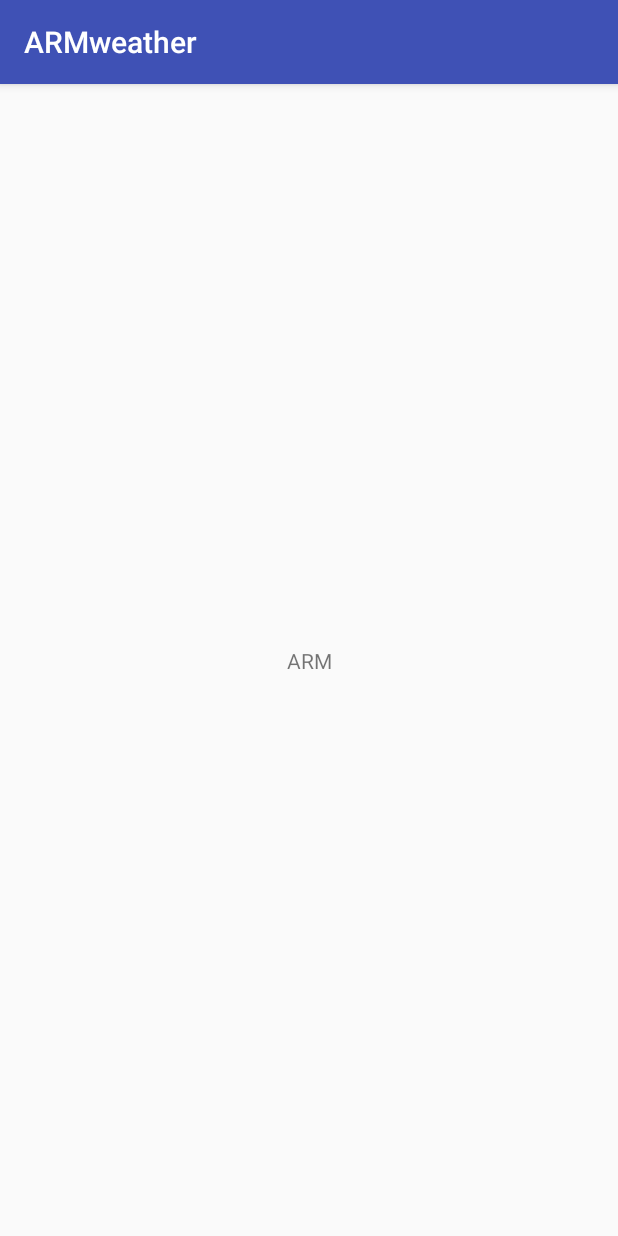
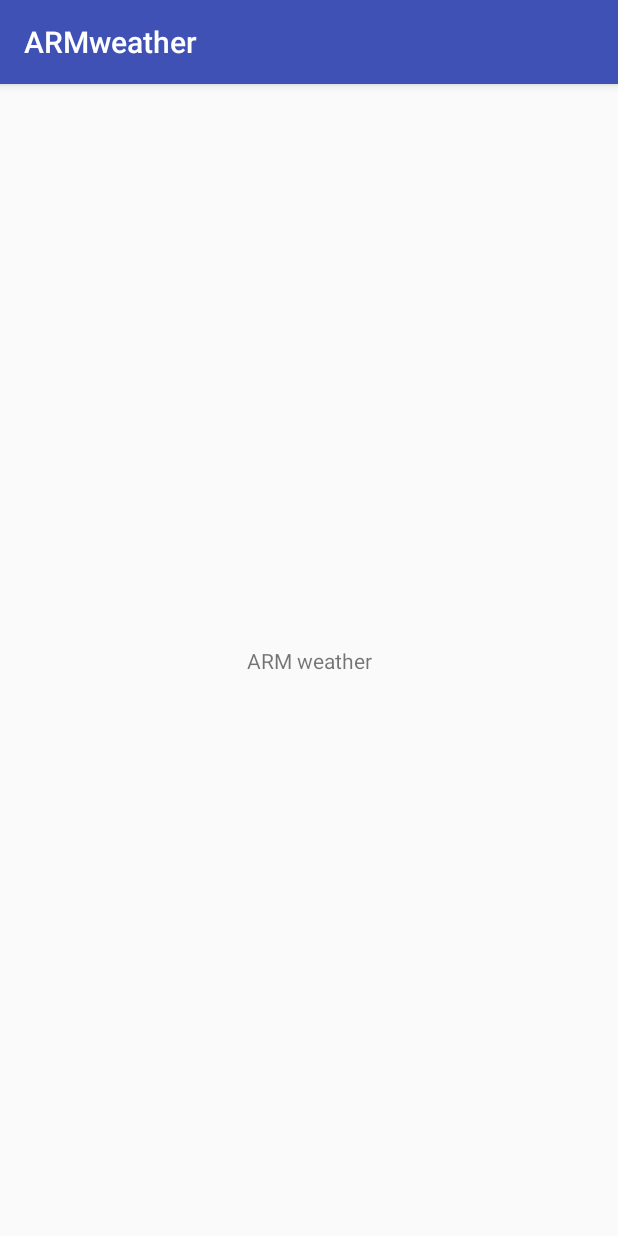
Before and after one commit to zht255/ARMweather, an Android app: the screen it shows after launch (MainActivity), on a phone screen of 412 x 824 dp. Run offline under Robolectric (Android 15) with nearby library versions, the phone set to English and light mode, and no system bars.

Commit message:
2017-06-19-6

```diff
--- a/app/src/main/AndroidManifest.xml
+++ b/app/src/main/AndroidManifest.xml
@@ -10,6 +10,10 @@
         android:supportsRtl="true"
         android:theme="@style/AppTheme">
         <activity android:name=".MainActivity">
+
+        </activity>
+        <activity android:name=".WelcomePage"
+            android:launchMode="standard">
             <intent-filter>
                 <action android:name="android.intent.action.MAIN" />
 
--- /dev/null
+++ b/app/src/main/java/com/example/vvv/armweather/WelcomePage.java
@@ -0,0 +1,30 @@
+package com.example.vvv.armweather;
+
+import android.app.Activity;
+import android.content.Intent;
+import android.content.SharedPreferences;
+import android.os.Bundle;
+import android.os.Handler;
+
+/**
+ * Created by vvv on 2017/6/19.
+ */
+
+public class WelcomePage extends Activity {
+    @Override
+    protected void onCreate(Bundle savedInstanceState) {
+        super.onCreate(savedInstanceState);
+        setContentView(R.layout.welcome);
+        new Handler().postDelayed(r, 2000);
+    }
+
+    Runnable r = new Runnable() {
+        @Override
+        public void run() {
+            Intent intent = new Intent();
+            intent.setClass(WelcomePage.this, MainActivity.class);
+            startActivity(intent);
+            finish();
+        }
+    };
+}
--- a/app/src/main/res/layout/activity_main.xml
+++ b/app/src/main/res/layout/activity_main.xml
@@ -9,7 +9,7 @@
     <TextView
         android:layout_width="wrap_content"
         android:layout_height="wrap_content"
-        android:text="ARM"
+        android:text="ARM weather"
         app:layout_constraintBottom_toBottomOf="parent"
         app:layout_constraintLeft_toLeftOf="parent"
         app:layout_constraintRight_toRightOf="parent"
--- /dev/null
+++ b/app/src/main/res/values/refs.xml
@@ -0,0 +1,2 @@
+<?xml version="1.0" encoding="utf-8"?>
+<resources></resources>
```
Also changed, not shown: app/src/main/res/layout/welcome.xml (added, +9 -0 lines), app/src/main/res/drawable/welcome.jpg (renamed from app/src/main/res/drawable/今日天气.jpg).
